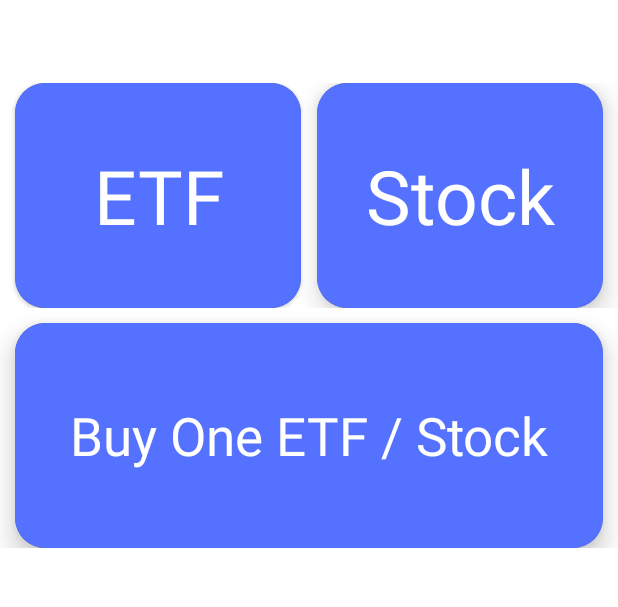
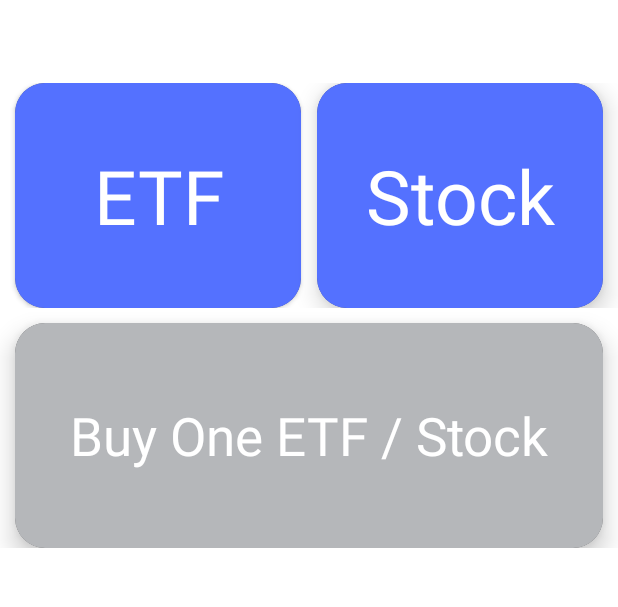
Before and after one commit to b1ctory/Trading-Bot-Mobile, an Android app: the screen it shows after launch (MainActivity), on a phone screen of 412 x 824 dp, the part 180-787 px from its top. Run offline under Robolectric (Android 15) with nearby library versions, the phone set to English and light mode, and no system bars; our stand-ins replace data binding; libraries missing offline, so code that uses them is left out: com.chaquo.python; 1 statement that could not run was skipped.

Commit message:
update: MainActivity button color
- 단일 종목 검색은 일단 비활성화

```diff
--- a/Android/app/src/main/res/layout/activity_main.xml
+++ b/Android/app/src/main/res/layout/activity_main.xml
@@ -91,9 +91,10 @@
                 app:cardElevation="10dp">
 
                 <TextView
+                    android:clickable="false"
                     android:layout_width="match_parent"
                     android:layout_height="match_parent"
-                    android:background="@color/chery_blue"
+                    android:background="@color/light_grey"
                     android:gravity="center"
                     android:text="Buy One ETF / Stock"
                     android:textColor="@color/white"
```
